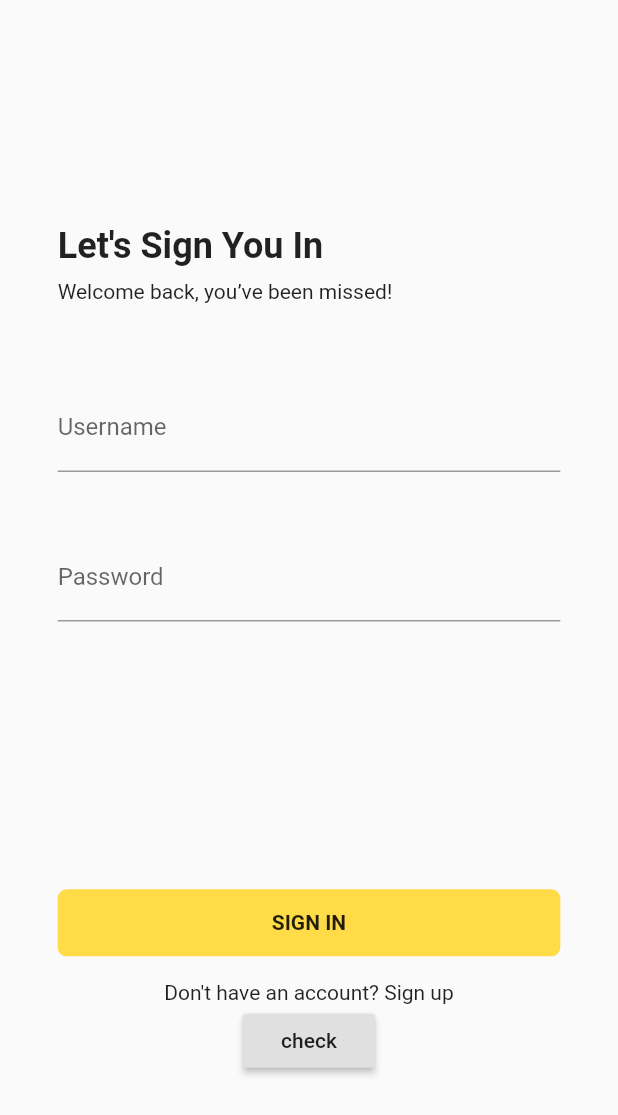
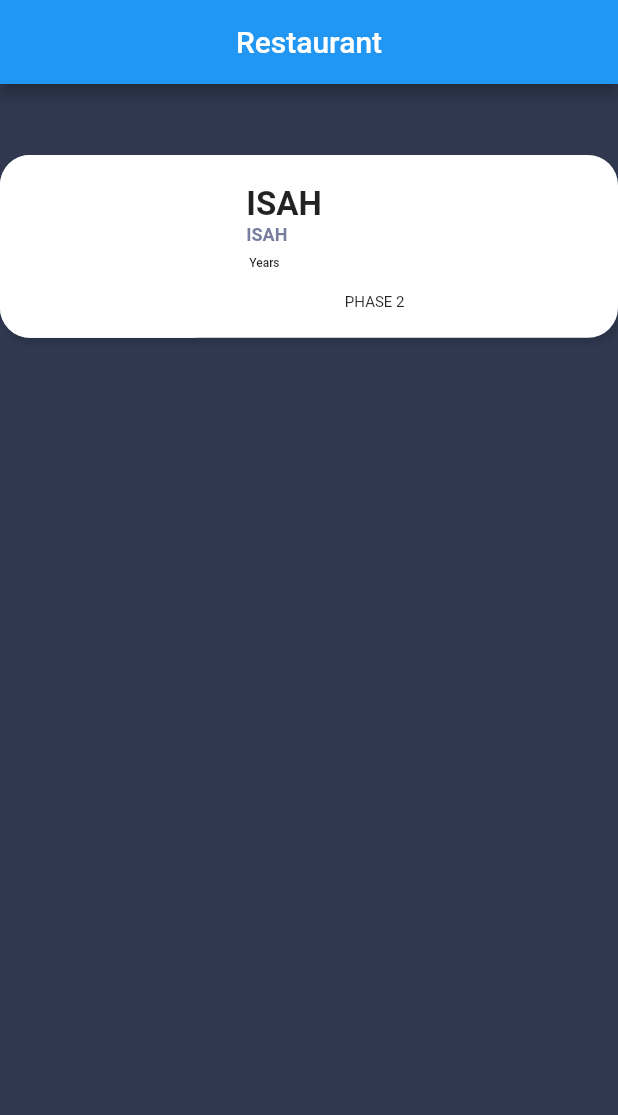
Before and after one commit to PRINCEISAH/restaurant-finder, a Flutter app: the screen it shows after launch, on a phone screen of 412 x 824 dp. Shown: the top 1115 px of the screen. Run offline on Flutter 3.47's test engine with Material 2 defaults, Android fonts, the phone set to English and light mode, and no system bars; our stand-ins replace dio, firebase_auth, firebase_core, flutter_svg; accounts and stored records are empty; network calls fail.

```diff
--- /dev/null
+++ b/lib/Database/Services/map.dart
@@ -0,0 +1,18 @@
+import 'dart:convert';
+
+import 'package:dio/dio.dart';
+import 'package:restaurant/utils/credentials.dart';
+import 'package:http/http.dart' as http;
+
+class PlacesRepository {
+  Future<void> places() async {
+    var url =
+        "https://maps.googleapis.com/maps/api/place/nearbysearch/json?location=-33.8670522,151.1957362&radius=1500&type=restaurant&keyword=cruise&key=$PLACES_API_Key";
+
+    var request = await http.get(url);
+
+    var respons = json.decode(request.body);
+
+    print(respons);
+  }
+}
--- a/lib/Screen/HomeScreen.dart
+++ b/lib/Screen/HomeScreen.dart
@@ -1,8 +1,56 @@
 import 'package:flutter/material.dart';
+import 'package:restaurant/SizeConfiguration/SizeConfig.dart';
+import 'package:restaurant/utils/colors.dart';
+import 'package:restaurant/utils/credentials.dart';
+import 'package:restaurant/widget/appbar.dart';
+import 'package:restaurant/widget/restaurantCard.dart';
+import 'package:http/http.dart' as http;
+import 'dart:convert';
 
 class HomeScreen extends StatelessWidget {
   @override
   Widget build(BuildContext context) {
-    return Scaffold();
+    SizeConfig().init(context);
+    return Scaffold(
+      appBar: appbar(),
+      backgroundColor: AppColors.backgroundcolor,
+      body: Restaurant_Screen(),
+    );
   }
 }
+
+class Restaurant_Screen extends StatefulWidget {
+  @override
+  _Restaurant_ScreenState createState() => _Restaurant_ScreenState();
+}
+
+class _Restaurant_ScreenState extends State<Restaurant_Screen> {
+  Future<void> places() async {
+    var url =
+        "https://maps.googleapis.com/maps/api/place/nearbysearch/json?location=7.788899,6.709085&radius=1500&type=restaurant&keyword=food&key=$PLACES_API_Key";
+
+    var request = await http.get(url);
+
+    var respons = json.decode(request.body);
+
+    print(respons);
+  }
+
+  @override
+  void initState() {
+    places();
+    super.initState();
+  }
+
+  @override
+  Widget build(BuildContext context) {
+    return ListView(
+      children: [
+        RestaurantCard(
+          name: 'ISAH',
+          address: 'PHASE 2',
+        ),
+      ],
+    );
+  }
+}
--- a/lib/main.dart
+++ b/lib/main.dart
@@ -31,7 +31,7 @@ class MyApp extends StatelessWidget {
         // closer together (more dense) than on mobile platforms.
         visualDensity: VisualDensity.adaptivePlatformDensity,
       ),
-      routes: {'/': (context) => LoginScreen()},
+      routes: {'/': (context) => HomeScreen()},
     );
   }
 }
--- /dev/null
+++ b/lib/utils/colors.dart
@@ -0,0 +1,14 @@
+import 'package:flutter/widgets.dart';
+
+class AppColors {
+  static const backgroundcolor = Color(0xff2f384f);
+
+  static const BackgroundGreyColor = Color(0xFFF6F6F6);
+  static const OrangeColor = Color(0xFFF59056);
+  static const TextBlackColor = Color(0xFF303030);
+  static const GeryTextColor = Color(0xFF948C8C);
+  static const PinkColors = Color(0xFFFFE5D7);
+  static const textblueColor = Color(0xFF767D9E);
+  static const CategoriesgreyColor = Color(0xFFACAEB3);
+  static const TextgreyColor = Color(0xFF988B8B);
+}
--- /dev/null
+++ b/lib/utils/credentials.dart
@@ -0,0 +1 @@
+const PLACES_API_Key = "AIzaSyCJXfIcQ4psQHjstkttU7R1rEM39N9lUNI";
--- /dev/null
+++ b/lib/widget/appbar.dart
@@ -0,0 +1,9 @@
+import 'package:flutter/material.dart';
+import 'package:flutter/widgets.dart';
+
+Widget appbar() {
+  return AppBar(
+    title: Text("Restaurant"),
+    centerTitle: true,
+  );
+}
--- /dev/null
+++ b/lib/widget/restaurantCard.dart
@@ -0,0 +1,125 @@
+import 'package:flutter/material.dart';
+import 'package:flutter_svg/flutter_svg.dart';
+import 'package:restaurant/SizeConfiguration/SizeConfig.dart';
+import 'package:restaurant/utils/colors.dart';
+
+class RestaurantCard extends StatelessWidget {
+  final String name;
+
+  final String address;
+  final String distance;
+
+  const RestaurantCard({
+    Key key,
+    this.name,
+    this.address,
+    this.distance,
+  }) : super(key: key);
+
+  @override
+  Widget build(BuildContext context) {
+    return Container(
+      height: GetHeight(166.69),
+      width: GetWidth(315),
+      child: Stack(
+        children: [
+          Align(
+            alignment: Alignment.bottomCenter,
+            child: Container(
+              height: GetHeight(120),
+              decoration: BoxDecoration(
+                  borderRadius: BorderRadius.circular(20),
+                  color: Colors.white,
+                  boxShadow: [
+                    BoxShadow(
+                      color: Color.fromRGBO(0, 0, 0, 0.1),
+                      offset: Offset(2, 4),
+                      blurRadius: 3,
+                    )
+                  ]),
+              child: Row(
+                children: [
+                  Container(
+                    height: GetHeight(120),
+                    width: GetWidth(134.88),
+                    decoration: BoxDecoration(
+                        color: Colors.white,
+                        borderRadius: BorderRadius.circular(20)),
+                  ),
+                  Expanded(
+                      child: Container(
+                    padding: EdgeInsets.only(left: 16, top: 20),
+                    child: Row(
+                      mainAxisAlignment: MainAxisAlignment.spaceBetween,
+                      crossAxisAlignment: CrossAxisAlignment.start,
+                      children: [
+                        Column(
+                          crossAxisAlignment: CrossAxisAlignment.start,
+                          children: [
+                            Row(
+                              children: [
+                                Text(
+                                  name,
+                                  style: TextStyle(
+                                      fontSize: 22,
+                                      fontWeight: FontWeight.bold),
+                                ),
+                                SizedBox(
+                                  width: GetWidth(6.66),
+                                ),
+                              ],
+                            ),
+                            Text(
+                              name,
+                              style: TextStyle(
+                                  fontSize: 12,
+                                  fontWeight: FontWeight.bold,
+                                  color: AppColors.textblueColor),
+                            ),
+                            SizedBox(
+                              height: GetHeight(7.44),
+                            ),
+                            Text(
+                              " Years",
+                              style: TextStyle(
+                                  fontSize: 8, fontWeight: FontWeight.w500),
+                            ),
+                            SizedBox(
+                              height: GetHeight(15.47),
+                            ),
+                            Container(
+                              height: GetHeight(12),
+                              width: GetWidth(96),
+                              child: Row(
+                                children: [
+                                  // SvgPicture.asset("images/location.svg"),
+                                  Spacer(),
+                                  Text(
+                                    address,
+                                    style: TextStyle(fontSize: 10),
+                                  )
+                                ],
+                              ),
+                            )
+                          ],
+                        ),
+                        Padding(
+                          padding: const EdgeInsets.only(right: 12.89),
+                          child: Container(
+                            height: GetHeight(16.89),
+                            width: GetWidth(16.98),
+                            // child: SvgPicture.asset("images/fav.svg")),
+                          ),
+                        )
+                      ],
+                    ),
+                  ))
+                ],
+              ),
+            ),
+          ),
+        ],
+      ),
+    );
+  }
+}
```
Also changed, not shown: pubspec.yaml (+6 -2 lines), pubspec.lock, 2 other files.
